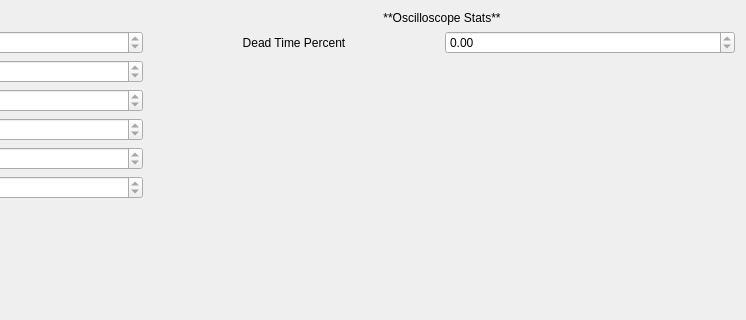
Before: the Qt Designer form plugin/builtin/basicAnalysis/ui/basicAnalysis.ui in ofey404/MPSOscilloscope, drawn with Qt 5; both pictures show x 454 to 1200 and y 0 to 320 of the 1200 by 500 pixel window.
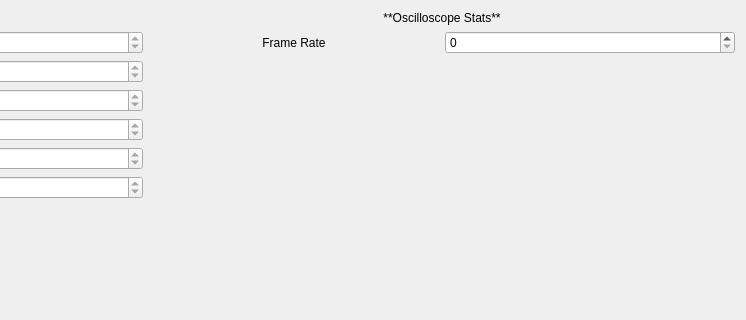
After: the same form once the commit is applied.

Commit message: A good basic analysis.

The edit to the form file:
```diff
--- a/plugin/builtin/basicAnalysis/ui/basicAnalysis.ui
+++ b/plugin/builtin/basicAnalysis/ui/basicAnalysis.ui
@@ -208,7 +208,7 @@
        <item>
         <widget class="QLabel" name="label_2">
          <property name="text">
-          <string>Dead Time Percent</string>
+          <string>Frame Rate</string>
          </property>
          <property name="alignment">
           <set>Qt::AlignCenter</set>
@@ -216,9 +216,9 @@
         </widget>
        </item>
        <item>
-        <widget class="QDoubleSpinBox" name="deadTimePercentDoubleSpinBox">
-         <property name="readOnly">
-          <bool>true</bool>
+        <widget class="QDoubleSpinBox" name="frameRateDoubleSpinBox">
+         <property name="decimals">
+          <number>0</number>
          </property>
         </widget>
        </item>
```
Left out of the diff: 22 changed lines with no effect on the pictures. The commit also changes 3 other files.
